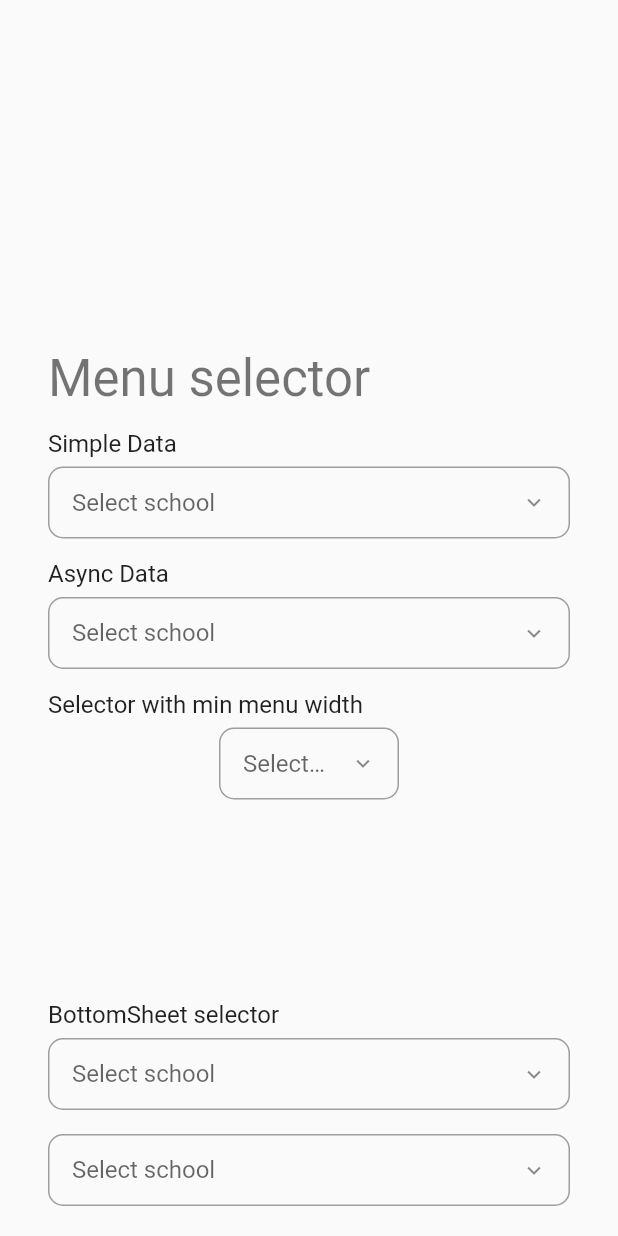
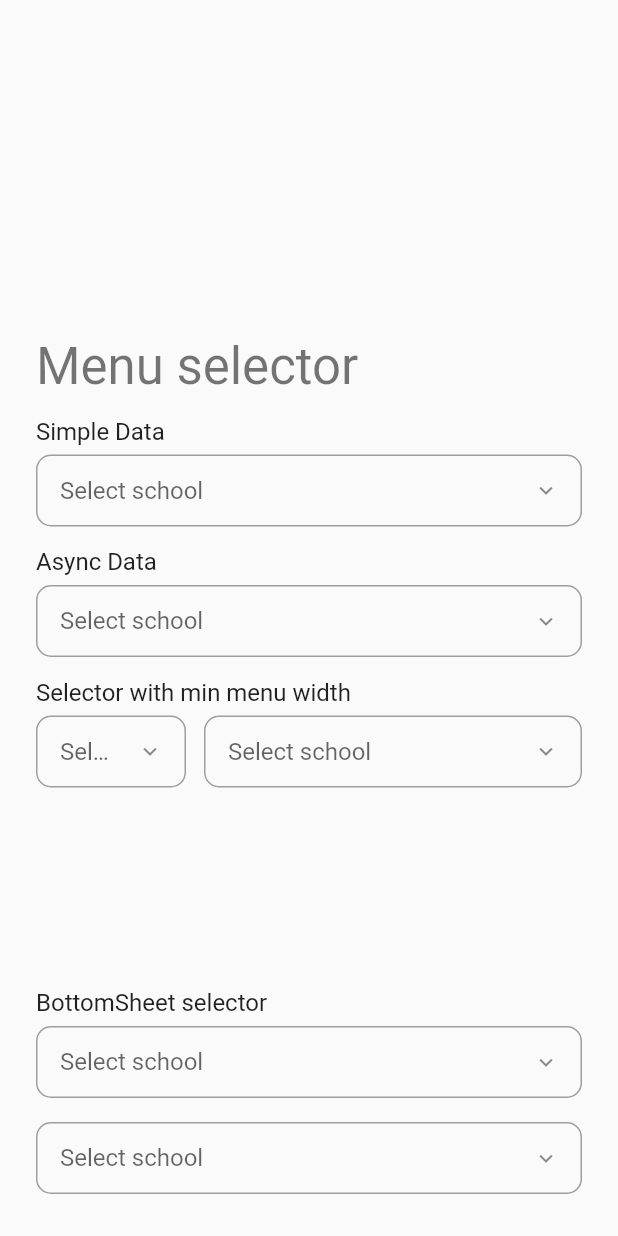
Before and after one commit to lvxduck/adaptive_selector, a Flutter app: the screen it shows after launch, on a phone screen of 412 x 824 dp. Run offline on Flutter 3.47's test engine with Material 2 defaults, Android fonts, the light colour scheme and no system bars; missing offline and left inert: flutter_portal.

Commit message:
feat: impl min_menu_width

```diff
--- a/example/lib/main.dart
+++ b/example/lib/main.dart
@@ -100,9 +100,10 @@ class _DemoState extends State<Demo> {
   Widget build(BuildContext context) {
     return Scaffold(
       body: ListView(
-        padding: const EdgeInsets.all(32),
+        padding: const EdgeInsets.all(24),
         children: [
           const SizedBox(height: 200),
+          // menu selector
           Text(
             'Menu selector',
             style: Theme.of(context).textTheme.headline4,
@@ -122,9 +123,10 @@ class _DemoState extends State<Demo> {
             onSearch: onSearch,
           ),
           const Label('Selector with min menu width'),
-          Align(
-            child: SizedBox(
-              width: 120,
+          Row(
+            children: [
+              SizedBox(
+                width: 100,
                 child: AdaptiveSelector(
                   options: asyncOptions,
                   type: SelectorType.menu,
@@ -134,8 +136,21 @@ class _DemoState extends State<Demo> {
                   onSearch: onSearch,
                 ),
               ),
+              const SizedBox(width: 12),
+              Expanded(
+                child: AdaptiveSelector(
+                  options: asyncOptions,
+                  type: SelectorType.menu,
+                  minMenuWidth: 160,
+                  decoration: const InputDecoration(hintText: 'Select school'),
+                  loading: loading,
+                  onSearch: onSearch,
+                ),
+              ),
+            ],
           ),
           const SizedBox(height: 120),
+          // bottomSheet selector
           const Label('BottomSheet selector'),
           AdaptiveSelector(
             options: options,
--- a/lib/src/adaptive_selector.dart
+++ b/lib/src/adaptive_selector.dart
@@ -203,6 +203,7 @@ class AdaptiveSelectorState<T> extends State<AdaptiveSelector<T>> {
   void showMenu() {
     showMenuSelector(
       context: context,
+      minWidth: widget.minMenuWidth,
       builder: (context) {
         return MenuSelector(
           maxHeight: widget.maxMenuHeight,
```
Also changed, not shown: lib/src/selectors/menu_selector.dart (+22 -9 lines). Lines whose indentation alone changed are shown as unchanged.
